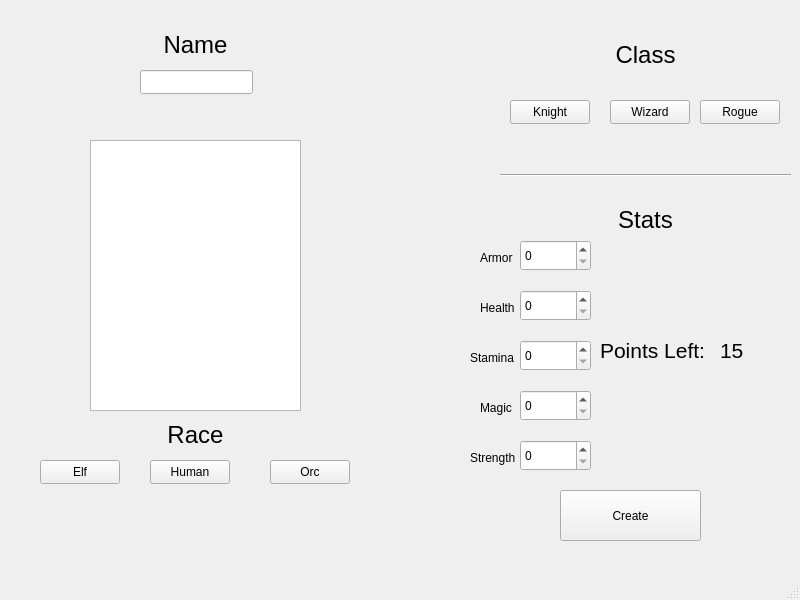
Qt form Final/mainwindow.ui (Brewer89/Project_Club) before a commit.
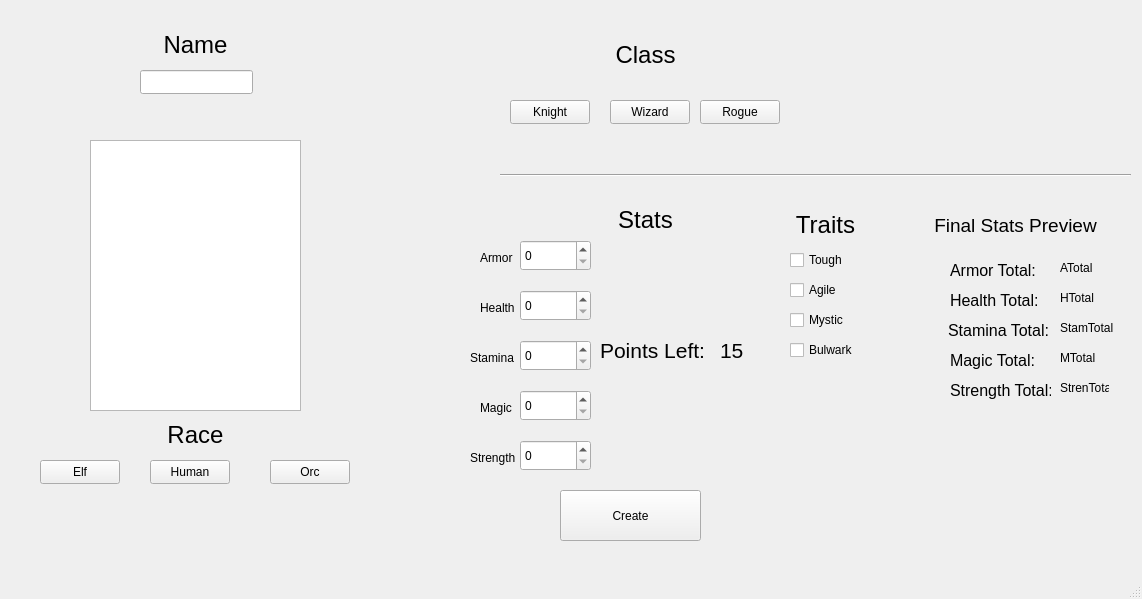
The same form after that commit.

Commit message: added in traits and prompts user to use all stat and trait points

Diff of the .ui file:
```diff
--- a/Final/mainwindow.ui
+++ b/Final/mainwindow.ui
@@ -6,8 +6,8 @@
    <rect>
     <x>0</x>
     <y>0</y>
-    <width>800</width>
-    <height>600</height>
+    <width>1142</width>
+    <height>599</height>
    </rect>
   </property>
   <property name="windowTitle">
@@ -68,7 +68,7 @@
      <rect>
       <x>500</x>
       <y>160</y>
-      <width>291</width>
+      <width>631</width>
       <height>31</height>
      </rect>
     </property>
@@ -344,6 +344,244 @@
      <string>&lt;html&gt;&lt;head/&gt;&lt;body&gt;&lt;p align=&quot;center&quot;&gt;&lt;br/&gt;&lt;/p&gt;&lt;/body&gt;&lt;/html&gt;</string>
     </property>
    </widget>
+   <widget class="QLabel" name="label">
+    <property name="geometry">
+     <rect>
+      <x>770</x>
+      <y>200</y>
+      <width>111</width>
+      <height>51</height>
+     </rect>
+    </property>
+    <property name="font">
+     <font>
+      <pointsize>16</pointsize>
+     </font>
+    </property>
+    <property name="text">
+     <string>&lt;html&gt;&lt;head/&gt;&lt;body&gt;&lt;p align=&quot;center&quot;&gt;&lt;span style=&quot; font-size:18pt;&quot;&gt;Traits&lt;/span&gt;&lt;/p&gt;&lt;/body&gt;&lt;/html&gt;</string>
+    </property>
+   </widget>
+   <widget class="QCheckBox" name="toughCheckBox">
+    <property name="geometry">
+     <rect>
+      <x>790</x>
+      <y>250</y>
+      <width>75</width>
+      <height>20</height>
+     </rect>
+    </property>
+    <property name="text">
+     <string>Tough</string>
+    </property>
+   </widget>
+   <widget class="QCheckBox" name="agileCheckBox">
+    <property name="geometry">
+     <rect>
+      <x>790</x>
+      <y>280</y>
+      <width>75</width>
+      <height>20</height>
+     </rect>
+    </property>
+    <property name="text">
+     <string>Agile</string>
+    </property>
+   </widget>
+   <widget class="QCheckBox" name="mysticCheckBox">
+    <property name="geometry">
+     <rect>
+      <x>790</x>
+      <y>310</y>
+      <width>75</width>
+      <height>20</height>
+     </rect>
+    </property>
+    <property name="text">
+     <string>Mystic</string>
+    </property>
+   </widget>
+   <widget class="QCheckBox" name="bulwarkCheckBox">
+    <property name="geometry">
+     <rect>
+      <x>790</x>
+      <y>340</y>
+      <width>75</width>
+      <height>20</height>
+     </rect>
+    </property>
+    <property name="text">
+     <string>Bulwark</string>
+    </property>
+   </widget>
+   <widget class="QLabel" name="label_11">
+    <property name="geometry">
+     <rect>
+      <x>930</x>
+      <y>200</y>
+      <width>171</width>
+      <height>51</height>
+     </rect>
+    </property>
+    <property name="text">
+     <string>&lt;html&gt;&lt;head/&gt;&lt;body&gt;&lt;p align=&quot;center&quot;&gt;&lt;span style=&quot; font-size:14pt;&quot;&gt;Final Stats Preview&lt;/span&gt;&lt;/p&gt;&lt;/body&gt;&lt;/html&gt;</string>
+    </property>
+   </widget>
+   <widget class="QLabel" name="label_12">
+    <property name="geometry">
+     <rect>
+      <x>950</x>
+      <y>260</y>
+      <width>91</width>
+      <height>20</height>
+     </rect>
+    </property>
+    <property name="font">
+     <font>
+      <pointsize>12</pointsize>
+     </font>
+    </property>
+    <property name="text">
+     <string>Armor Total:</string>
+    </property>
+   </widget>
+   <widget class="QLabel" name="armorTotalLabel">
+    <property name="geometry">
+     <rect>
+      <x>1060</x>
+      <y>260</y>
+      <width>49</width>
+      <height>16</height>
+     </rect>
+    </property>
+    <property name="text">
+     <string>ATotal</string>
+    </property>
+   </widget>
+   <widget class="QLabel" name="label_14">
+    <property name="geometry">
+     <rect>
+      <x>950</x>
+      <y>290</y>
+      <width>91</width>
+      <height>20</height>
+     </rect>
+    </property>
+    <property name="font">
+     <font>
+      <pointsize>12</pointsize>
+     </font>
+    </property>
+    <property name="text">
+     <string>Health Total:</string>
+    </property>
+   </widget>
+   <widget class="QLabel" name="healthTotalLabel">
+    <property name="geometry">
+     <rect>
+      <x>1060</x>
+      <y>290</y>
+      <width>49</width>
+      <height>16</height>
+     </rect>
+    </property>
+    <property name="text">
+     <string>HTotal</string>
+    </property>
+   </widget>
+   <widget class="QLabel" name="label_16">
+    <property name="geometry">
+     <rect>
+      <x>948</x>
+      <y>320</y>
+      <width>101</width>
+      <height>20</height>
+     </rect>
+    </property>
+    <property name="font">
+     <font>
+      <pointsize>12</pointsize>
+     </font>
+    </property>
+    <property name="text">
+     <string>Stamina Total:</string>
+    </property>
+   </widget>
+   <widget class="QLabel" name="staminaTotalLabel">
+    <property name="geometry">
+     <rect>
+      <x>1060</x>
+      <y>320</y>
+      <width>61</width>
+      <height>16</height>
+     </rect>
+    </property>
+    <property name="text">
+     <string>StamTotal</string>
+    </property>
+   </widget>
+   <widget class="QLabel" name="label_18">
+    <property name="geometry">
+     <rect>
+      <x>950</x>
+      <y>350</y>
+      <width>101</width>
+      <height>20</height>
+     </rect>
+    </property>
+    <property name="font">
+     <font>
+      <pointsize>12</pointsize>
+     </font>
+    </property>
+    <property name="text">
+     <string>Magic Total:</string>
+    </property>
+   </widget>
+   <widget class="QLabel" name="magicTotalLabel">
+    <property name="geometry">
+     <rect>
+      <x>1060</x>
+      <y>350</y>
+      <width>49</width>
+      <height>16</height>
+     </rect>
+    </property>
+    <property name="text">
+     <string>MTotal</string>
+    </property>
+   </widget>
+   <widget class="QLabel" name="label_20">
+    <property name="geometry">
+     <rect>
+      <x>950</x>
+      <y>380</y>
+      <width>101</width>
+      <height>21</height>
+     </rect>
+    </property>
+    <property name="font">
+     <font>
+      <pointsize>12</pointsize>
+     </font>
+    </property>
+    <property name="text">
+     <string>Strength Total:</string>
+    </property>
+   </widget>
+   <widget class="QLabel" name="strengthTotalLabel">
+    <property name="geometry">
+     <rect>
+      <x>1060</x>
+      <y>380</y>
+      <width>49</width>
+      <height>16</height>
+     </rect>
+    </property>
+    <property name="text">
+     <string>StrenTotal</string>
+    </property>
+   </widget>
   </widget>
   <widget class="QMenuBar" name="menubar">
    <property name="geometry">
```
Left out of the diff: 6 changed lines with no effect on the pictures. The commit also changes 25 other files.
